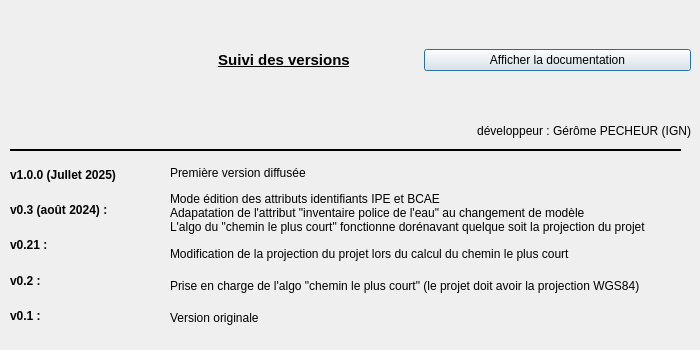
Qt form aproposde.ui (IGNF/assistant-hydro-DDT65-qgis-plugin) before a commit.
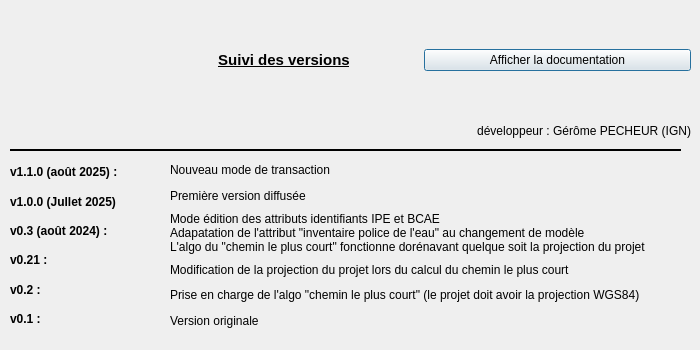
The same form after that commit. Icons and pictures are not drawn.

Commit message: nouveau mode de transactio et suppression du undo et log

What changed in the file:
```diff
--- a/aproposde.ui
+++ b/aproposde.ui
@@ -39,6 +39,13 @@
     </rect>
    </property>
    <layout class="QVBoxLayout" name="verticalLayout">
+    <item>
+     <widget class="QLabel" name="label_14">
+      <property name="text">
+       <string>&lt;html&gt;&lt;head/&gt;&lt;body&gt;&lt;p&gt;&lt;span style=&quot; font-weight:600;&quot;&gt;v1.1.0 (août 2025) :&lt;/span&gt;&lt;/p&gt;&lt;/body&gt;&lt;/html&gt;</string>
+      </property>
+     </widget>
+    </item>
     <item>
      <widget class="QLabel" name="label_11">
       <property name="font">
@@ -92,6 +99,13 @@
     </rect>
    </property>
    <layout class="QVBoxLayout" name="verticalLayout_2">
+    <item>
+     <widget class="QLabel" name="label_15">
+      <property name="text">
+       <string>Nouveau mode de transaction </string>
+      </property>
+     </widget>
+    </item>
     <item>
      <widget class="QLabel" name="label_12">
       <property name="text">
```
The commit also changes 7 other files.
